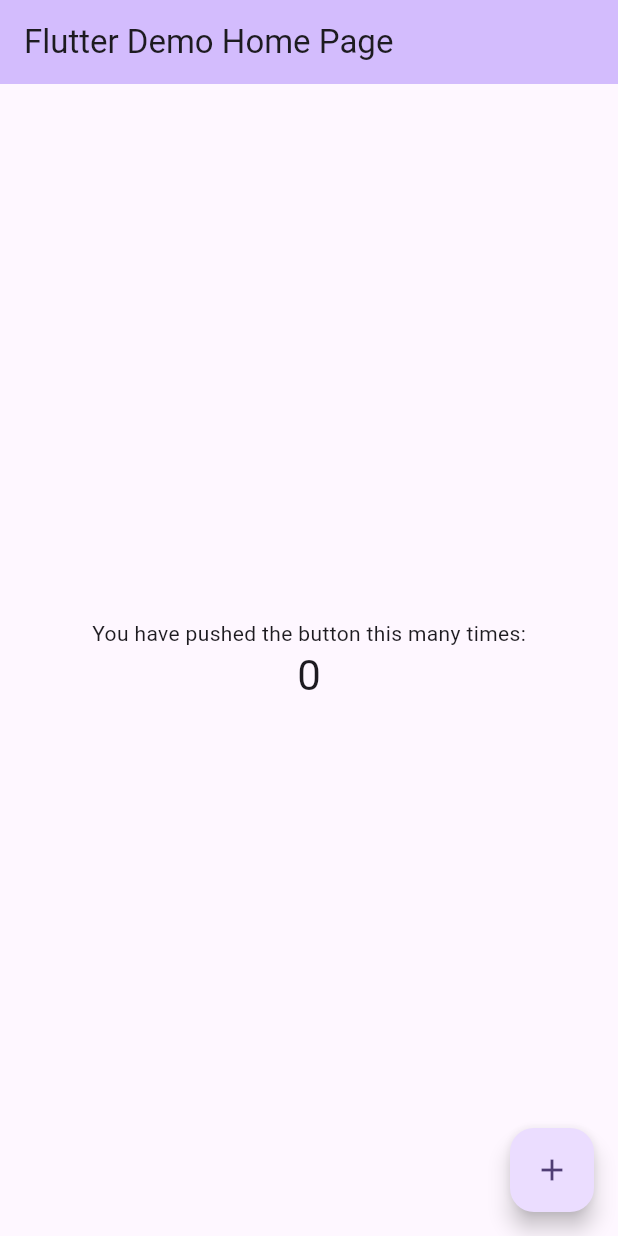
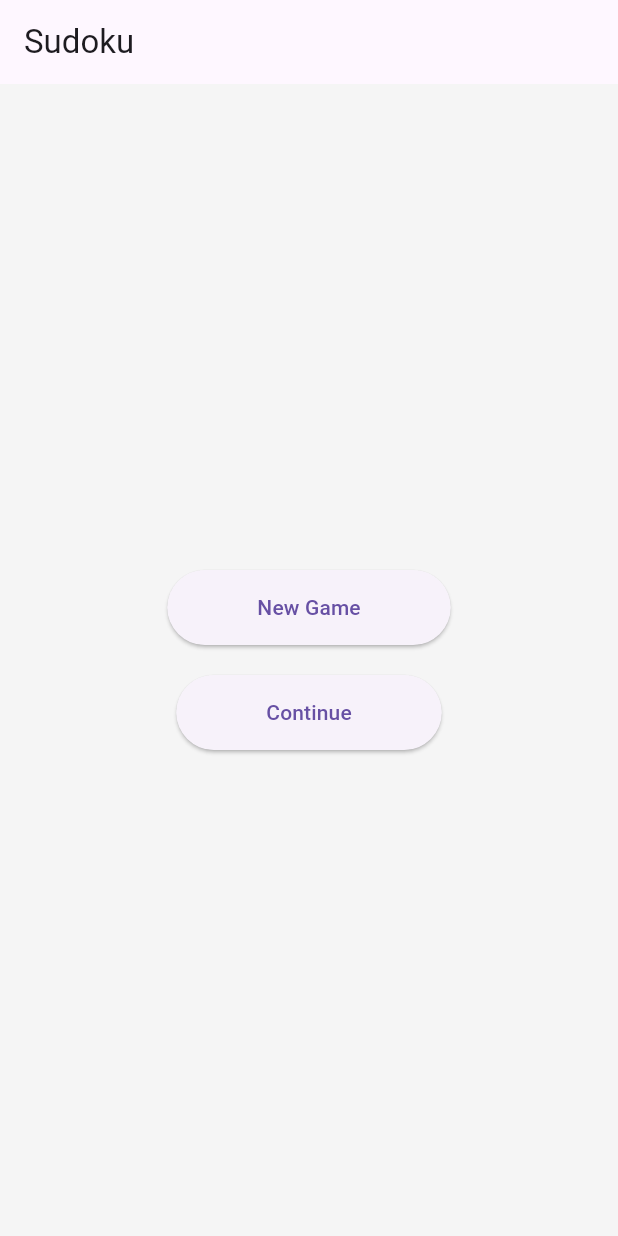
Before and after one commit to Radishchev/Sudoku, a Flutter app: the screen it shows after launch, on a phone screen of 412 x 824 dp. Run offline on Flutter 3.47's test engine with Material 3 defaults, Android fonts, the phone set to English and light mode, and no system bars.

Commit message:
made the grid and added sudoku generating logic and now each tile is tappable and allows input

```diff
--- a/lib/main.dart
+++ b/lib/main.dart
@@ -1,122 +1,30 @@
 import 'package:flutter/material.dart';
+import 'screens/home_screen.dart';
+import 'screens/game_screen.dart';
+import 'screens/win_screen.dart';
 
 void main() {
-  runApp(const MyApp());
+  runApp(const SudokuApp());
 }
 
-class MyApp extends StatelessWidget {
-  const MyApp({super.key});
+class SudokuApp extends StatelessWidget {
+  const SudokuApp({super.key});
 
-  // This widget is the root of your application.
   @override
   Widget build(BuildContext context) {
     return MaterialApp(
-      title: 'Flutter Demo',
+      title: 'Sudoku Game',
+      debugShowCheckedModeBanner: false,
       theme: ThemeData(
-        // This is the theme of your application.
-        //
-        // TRY THIS: Try running your application with "flutter run". You'll see
-        // the application has a purple toolbar. Then, without quitting the app,
-        // try changing the seedColor in the colorScheme below to Colors.green
-        // and then invoke "hot reload" (save your changes or press the "hot
-        // reload" button in a Flutter-supported IDE, or press "r" if you used
-        // the command line to start the app).
-        //
-        // Notice that the counter didn't reset back to zero; the application
-        // state is not lost during the reload. To reset the state, use hot
-        // restart instead.
-        //
-        // This works for code too, not just values: Most code changes can be
-        // tested with just a hot reload.
-        colorScheme: ColorScheme.fromSeed(seedColor: Colors.deepPurple),
+        primarySwatch: Colors.deepPurple,
+        scaffoldBackgroundColor: Colors.grey[100],
       ),
-      home: const MyHomePage(title: 'Flutter Demo Home Page'),
+      initialRoute: '/',
+      routes: {
+        '/': (context) => const HomeScreen(),
+        '/game': (context) => const GameScreen(),
+        '/win': (context) => const WinScreen(),
+      },
     );
   }
 }
-
-class MyHomePage extends StatefulWidget {
-  const MyHomePage({super.key, required this.title});
-
-  // This widget is the home page of your application. It is stateful, meaning
-  // that it has a State object (defined below) that contains fields that affect
-  // how it looks.
-
-  // This class is the configuration for the state. It holds the values (in this
-  // case the title) provided by the parent (in this case the App widget) and
-  // used by the build method of the State. Fields in a Widget subclass are
-  // always marked "final".
-
-  final String title;
-
-  @override
-  State<MyHomePage> createState() => _MyHomePageState();
-}
-
-class _MyHomePageState extends State<MyHomePage> {
-  int _counter = 0;
-
-  void _incrementCounter() {
-    setState(() {
-      // This call to setState tells the Flutter framework that something has
-      // changed in this State, which causes it to rerun the build method below
-      // so that the display can reflect the updated values. If we changed
-      // _counter without calling setState(), then the build method would not be
-      // called again, and so nothing would appear to happen.
-      _counter++;
-    });
-  }
-
-  @override
-  Widget build(BuildContext context) {
-    // This method is rerun every time setState is called, for instance as done
-    // by the _incrementCounter method above.
-    //
-    // The Flutter framework has been optimized to make rerunning build methods
-    // fast, so that you can just rebuild anything that needs updating rather
-    // than having to individually change instances of widgets.
-    return Scaffold(
-      appBar: AppBar(
-        // TRY THIS: Try changing the color here to a specific color (to
-        // Colors.amber, perhaps?) and trigger a hot reload to see the AppBar
-        // change color while the other colors stay the same.
-        backgroundColor: Theme.of(context).colorScheme.inversePrimary,
-        // Here we take the value from the MyHomePage object that was created by
-        // the App.build method, and use it to set our appbar title.
-        title: Text(widget.title),
-      ),
-      body: Center(
-        // Center is a layout widget. It takes a single child and positions it
-        // in the middle of the parent.
-        child: Column(
-          // Column is also a layout widget. It takes a list of children and
-          // arranges them vertically. By default, it sizes itself to fit its
-          // children horizontally, and tries to be as tall as its parent.
-          //
-          // Column has various properties to control how it sizes itself and
-          // how it positions its children. Here we use mainAxisAlignment to
-          // center the children vertically; the main axis here is the vertical
-          // axis because Columns are vertical (the cross axis would be
-          // horizontal).
-          //
-          // TRY THIS: Invoke "debug painting" (choose the "Toggle Debug Paint"
-          // action in the IDE, or press "p" in the console), to see the
-          // wireframe for each widget.
-          mainAxisAlignment: MainAxisAlignment.center,
-          children: <Widget>[
-            const Text('You have pushed the button this many times:'),
-            Text(
-              '$_counter',
-              style: Theme.of(context).textTheme.headlineMedium,
-            ),
-          ],
-        ),
-      ),
-      floatingActionButton: FloatingActionButton(
-        onPressed: _incrementCounter,
-        tooltip: 'Increment',
-        child: const Icon(Icons.add),
-      ), // This trailing comma makes auto-formatting nicer for build methods.
-    );
-  }
-}
--- /dev/null
+++ b/lib/screens/home_screen.dart
@@ -0,0 +1,42 @@
+import 'package:flutter/material.dart';
+
+class HomeScreen extends StatelessWidget {
+  const HomeScreen({super.key});
+
+  @override
+  Widget build(BuildContext context) {
+    return Scaffold(
+      appBar: AppBar(title: const Text('Sudoku')),
+      body: Center(
+        child: Column(
+          mainAxisAlignment: MainAxisAlignment.center,
+          children: [
+            ElevatedButton(
+              style: ElevatedButton.styleFrom(
+                padding: const EdgeInsets.symmetric(
+                  horizontal: 60,
+                  vertical: 15,
+                ),
+              ),
+              onPressed: () => Navigator.pushNamed(context, '/game'),
+              child: const Text('New Game'),
+            ),
+            const SizedBox(height: 20),
+            ElevatedButton(
+              style: ElevatedButton.styleFrom(
+                padding: const EdgeInsets.symmetric(
+                  horizontal: 60,
+                  vertical: 15,
+                ),
+              ),
+              onPressed: () {
+                // TODO: load saved game from database
+              },
+              child: const Text('Continue'),
+            ),
+          ],
+        ),
+      ),
+    );
+  }
+}
```
Also changed, not shown: lib/screens/game_screen.dart (added, +115 -0 lines), lib/screens/win_screen.dart (added, +31 -0 lines), lib/services/sudoku_generator.dart (added, +75 -0 lines), lib/widgets/sudoku_grid.dart (added, +62 -0 lines), 1 other file.
